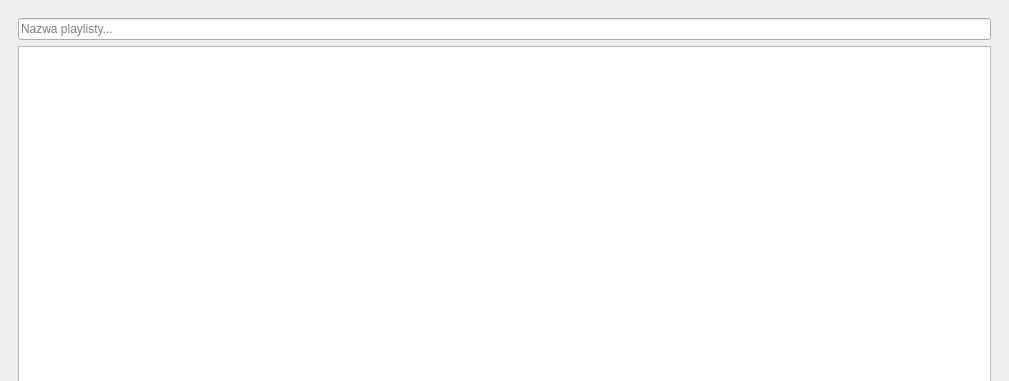
First picture: the form in GUI/ui/player/pmplayerview.ui, repository jurikimurik/PMP, before the edit; both pictures show x 0 to 1009 and y 0 to 381 of the 1009 by 567 pixel window.
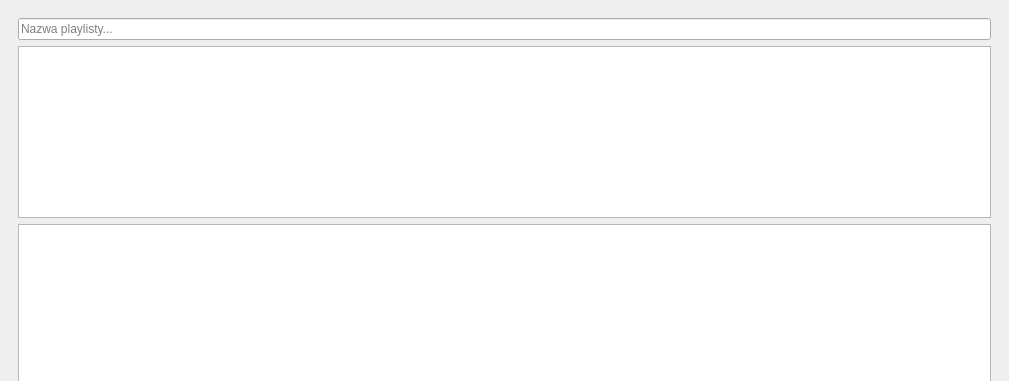
Second picture: the form after the edit. Icons and pictures are not drawn.

The edit to the form file:
```diff
--- a/GUI/ui/player/pmplayerview.ui
+++ b/GUI/ui/player/pmplayerview.ui
@@ -38,6 +38,9 @@
          </property>
         </widget>
        </item>
+       <item>
+        <widget class="QTreeView" name="treeView"/>
+       </item>
        <item>
         <widget class="QGraphicsView" name="graphicsView"/>
        </item>
```
